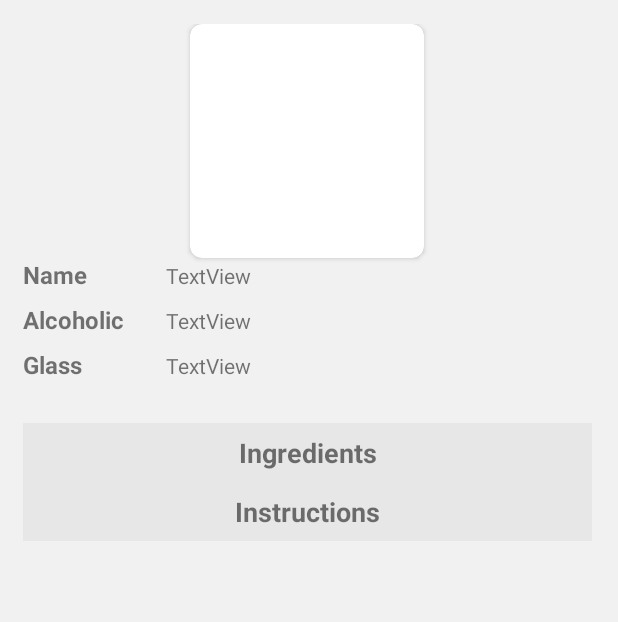
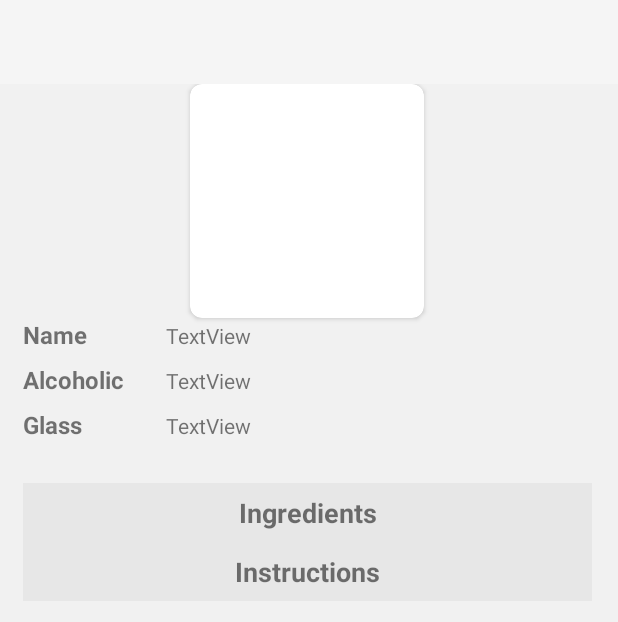
Before and after one commit to VovaProtsiv/Cocktail, an Android app: the layout activity_details.xml on its own in the app's theme, with its tools: preview values and no code run, on a phone screen of 412 x 824 dp. Shown: the top 622 px of the screen. Run offline under Robolectric (Android 15) with nearby library versions, the phone set to English and light mode, and no system bars.

Commit message:
fix tool bar

```diff
--- a/app/src/main/java/com/example/cocktail/DetailsActivity.kt
+++ b/app/src/main/java/com/example/cocktail/DetailsActivity.kt
@@ -62,10 +62,12 @@ class DetailsActivity() : AppCompatActivity() {
     override fun onCreate(savedInstanceState: Bundle?) {
         super.onCreate(savedInstanceState)
         setContentView(R.layout.activity_details)
+        setSupportActionBar(findViewById(R.id.toolbarDetails))
+
         val bundle = intent.extras
 
         val sharedBookingObject = bundle!!.getParcelable<Drink>("listDrinks")
-
+        title=sharedBookingObject?.strDrink
         Glide
             .with(this)
             .load(sharedBookingObject?.strDrinkThumb)
--- a/app/src/main/java/com/example/cocktail/MainActivity.kt
+++ b/app/src/main/java/com/example/cocktail/MainActivity.kt
@@ -21,6 +21,8 @@ class MainActivity : AppCompatActivity(), DrinksRecyclerViewAdapter.DrinkClickLi
     override fun onCreate(savedInstanceState: Bundle?) {
         super.onCreate(savedInstanceState)
         setContentView(R.layout.activity_main)
+        setSupportActionBar(findViewById(R.id.toolbar))
+
         listDrink = ArrayList<Drink>()
 
 
--- a/app/src/main/res/layout/activity_details.xml
+++ b/app/src/main/res/layout/activity_details.xml
@@ -7,18 +7,22 @@
     android:background="@color/colorSplash"
     tools:context=".DetailsActivity">
 
+    <androidx.appcompat.widget.Toolbar
+        android:id="@+id/toolbarDetails"
+        style="@style/Toolbar"
+        android:title="@string/app_name"
+        app:layout_constraintStart_toStartOf="parent"
+        app:layout_constraintTop_toTopOf="parent" />
+
     <LinearLayout
         android:layout_width="match_parent"
-        android:layout_height="match_parent"
+        android:layout_height="wrap_content"
         android:layout_marginStart="15dp"
-        android:layout_marginTop="16dp"
         android:layout_marginEnd="17dp"
         android:orientation="vertical"
-        app:layout_constraintEnd_toEndOf="parent"
-        app:layout_constraintStart_toStartOf="parent"
-        app:layout_constraintTop_toTopOf="parent">
-
-
+        app:layout_constraintEnd_toEndOf="@id/toolbarDetails"
+        app:layout_constraintStart_toStartOf="@id/toolbarDetails"
+        app:layout_constraintTop_toBottomOf="@id/toolbarDetails">
 
 
         <androidx.cardview.widget.CardView
@@ -34,6 +38,7 @@
 
 
         </androidx.cardview.widget.CardView>
+
         <GridLayout
             android:layout_width="match_parent"
             android:layout_height="110dp"
@@ -44,9 +49,10 @@
                 android:id="@+id/textView7"
                 android:layout_width="wrap_content"
                 android:layout_height="28dp"
+                android:text="Name"
                 android:textSize="16sp"
-               android:textStyle="bold"
-               android:text="Name" />
+                android:textStyle="bold" />
+
             <TextView
                 android:id="@+id/nameDetails"
                 android:layout_width="wrap_content"
@@ -59,10 +65,11 @@
                 android:id="@+id/textView8"
                 android:layout_width="wrap_content"
                 android:layout_height="28dp"
+                android:text="Alcoholic"
                 android:textSize="16sp"
                 android:textStyle="bold"
-               android:text="Alcoholic"
                 app:layout_constraintStart_toStartOf="parent" />
+
             <TextView
                 android:id="@+id/alcoholicDetails"
                 android:layout_width="wrap_content"
@@ -70,50 +77,52 @@
                 android:layout_marginLeft="28dp"
                 android:text="TextView"
                 app:layout_constraintStart_toStartOf="parent" />
+
             <TextView
                 android:id="@+id/textView9"
                 android:layout_width="wrap_content"
                 android:layout_height="28dp"
+                android:text="Glass"
                 android:textSize="16sp"
                 android:textStyle="bold"
-               android:text="Glass"
                 app:layout_constraintStart_toStartOf="parent" />
+
             <TextView
                 android:id="@+id/glassDetails"
                 android:layout_width="wrap_content"
                 android:layout_height="28dp"
                 android:layout_marginLeft="28dp"
-               android:text="TextView"
-                />
+                android:text="TextView" />
 
         </GridLayout>
+
         <TextView
             android:layout_width="match_parent"
             android:layout_height="39dp"
+            android:background="#e7e7e7"
+            android:gravity="center"
+            android:text="Ingredients"
             android:textSize="18sp"
-            android:textStyle="bold"
-            android:gravity="center"
-            android:background="#e7e7e7"
-            android:text="Ingredients"/>
+            android:textStyle="bold" />
 
         <LinearLayout
             android:layout_width="match_parent"
             android:layout_height="wrap_content"
             android:orientation="horizontal">
+
             <androidx.recyclerview.widget.RecyclerView
 
                 android:id="@+id/recycler_ingredients"
                 android:layout_width="160dp"
-                android:layout_height="match_parent"
-               >
+                android:layout_height="match_parent">
 
             </androidx.recyclerview.widget.RecyclerView>
+
             <androidx.recyclerview.widget.RecyclerView
 
                 android:id="@+id/recycler_measure"
                 android:layout_width="wrap_content"
-                android:layout_height="match_parent"
-                >
+                android:layout_height="match_parent">
 
             </androidx.recyclerview.widget.RecyclerView>
         </LinearLayout>
@@ -123,18 +132,19 @@
             android:id="@+id/textView10"
             android:layout_width="match_parent"
             android:layout_height="39dp"
+            android:background="#e7e7e7"
+            android:gravity="center"
+            android:text="Instructions"
             android:textSize="18sp"
-            android:textStyle="bold"
-            android:gravity="center"
-            android:background="#e7e7e7"
-            android:text="Instructions"/>
+            android:textStyle="bold" />
+
         <TextView
             android:id="@+id/instructions"
             android:layout_width="match_parent"
             android:layout_height="wrap_content"
+            android:gravity="center"
+
             android:textSize="18sp"
-
-            android:gravity="center"
 
             />
     </LinearLayout>
--- a/app/src/main/res/layout/activity_main.xml
+++ b/app/src/main/res/layout/activity_main.xml
@@ -7,16 +7,24 @@
     android:background="@color/colorSplash"
     tools:context=".MainActivity">
 
+    <androidx.appcompat.widget.Toolbar
+        android:id="@+id/toolbar"
+        android:title="@string/app_name"
+        app:titleMarginStart="72dp"
+        style="@style/Toolbar"
+        app:layout_constraintStart_toStartOf="parent"
+        app:layout_constraintTop_toTopOf="parent" />
+
+
     <androidx.recyclerview.widget.RecyclerView
 
         android:id="@+id/main_recycler_drink"
         android:layout_width="match_parent"
-        android:layout_height="wrap_content"
+        android:layout_height="0dp"
         app:layout_constraintStart_toStartOf="parent"
-        app:layout_constraintTop_toTopOf="parent">
+        app:layout_constraintTop_toBottomOf="@id/toolbar">
 
     </androidx.recyclerview.widget.RecyclerView>
-
 
     <ImageButton
         android:id="@+id/imageButton"
--- a/app/src/main/res/values/colors.xml
+++ b/app/src/main/res/values/colors.xml
@@ -5,4 +5,5 @@
     <color name="colorAccent">#03DAC5</color>
     <color name="colorSplash">#f1f1f1</color>
     <color name="colorButtonBg">#009688</color>
+    <color name="colorToolBar">#f5f5f5</color>
 </resources>
--- a/app/src/main/res/values/styles.xml
+++ b/app/src/main/res/values/styles.xml
@@ -1,7 +1,7 @@
 <resources>
 
     <!-- Base application theme. -->
-    <style name="AppTheme" parent="Theme.AppCompat.Light.DarkActionBar">
+    <style name="AppTheme" parent="Theme.AppCompat.Light.NoActionBar">
         <!-- Customize your theme here. -->
         <item name="colorPrimary">@color/colorPrimary</item>
         <item name="colorPrimaryDark">@color/colorPrimaryDark</item>
@@ -10,5 +10,10 @@
     <style name="SplashTheme" parent="Theme.AppCompat.NoActionBar">
         <item name="android:windowBackground">@drawable/background</item>
     </style>
-
+    <style name="Toolbar">
+        <item name="android:layout_width">match_parent</item>
+        <item name="android:layout_height">?attr/actionBarSize</item>
+                <!-- <item name="theme">@style/ThemeOverlay.AppCompat.Dark.ActionBar</item> -->
+        <item name="android:background">@color/colorToolBar</item>
+    </style>
 </resources>
```
Also changed, not shown: app/src/main/java/com/example/cocktail/SearchScreen.kt (+7 -4 lines). Lines whose indentation alone changed are shown as unchanged.
